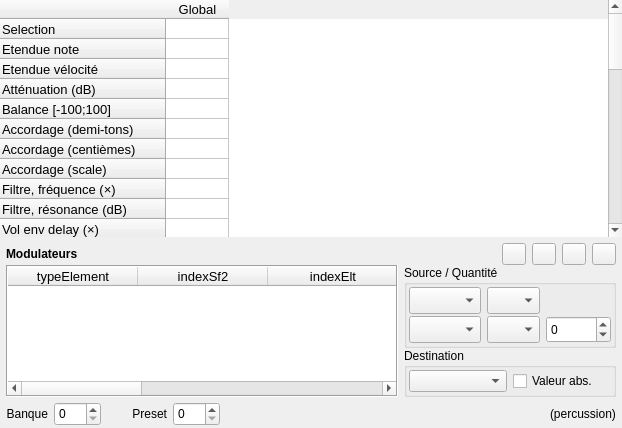
davy7125/polyphone, file sources/editor/pageprst.ui: the form before one commit.
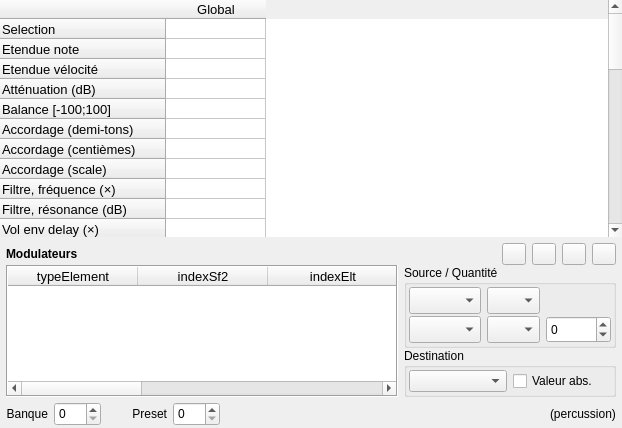
The form after the commit. Icons and pictures are not drawn. Custom widgets are drawn as their Qt base class.

Commit message:
Possibility to mute sections (fix #23)
Right click on a section header => a menu appears with
 * mute (checkbox)
 * unmute everything

The edit to the form file:
```diff
--- a/sources/editor/pageprst.ui
+++ b/sources/editor/pageprst.ui
@@ -82,9 +82,6 @@
          <property name="columnCount">
           <number>1</number>
          </property>
-         <attribute name="horizontalHeaderDefaultSectionSize">
-          <number>63</number>
-         </attribute>
          <attribute name="horizontalHeaderMinimumSectionSize">
           <number>18</number>
          </attribute>
```
The commit also changes 14 other files.
